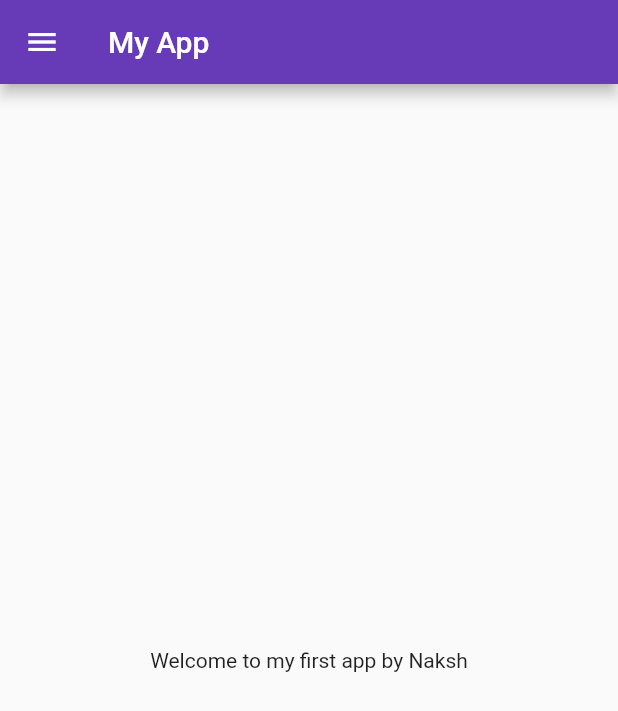
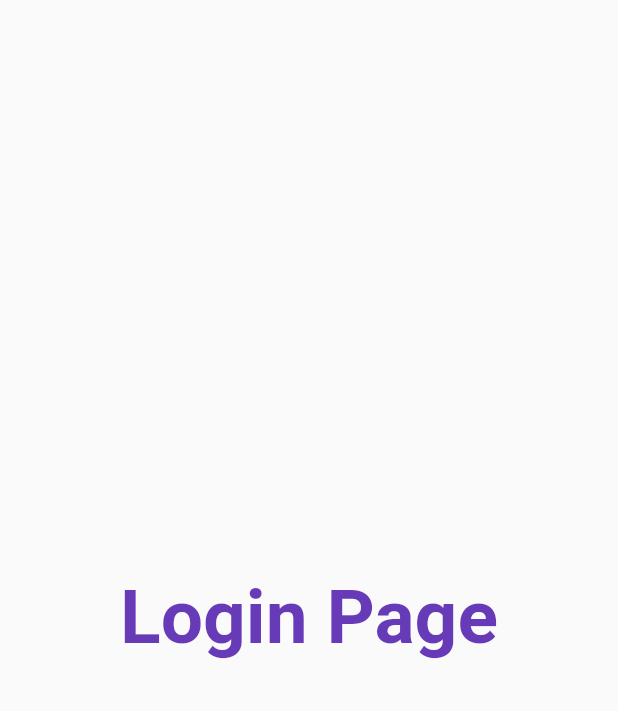
Before and after one commit to XArchangel1/Flutter-Beginner, a Flutter app: the screen it shows after launch, on a phone screen of 412 x 824 dp. Shown: the top 711 px of the screen. Run offline on Flutter 3.47's test engine with Material 2 defaults, Android fonts, the phone set to English and light mode, and no system bars.

Commit message:
login text learned

```diff
--- /dev/null
+++ b/first_app/lib/loginPage.dart
@@ -0,0 +1,21 @@
+import 'package:flutter/material.dart';
+
+class LoginPage extends StatelessWidget {
+  const LoginPage({Key? key}) : super(key: key);
+
+  @override
+  Widget build(BuildContext context) {
+    return Material(
+      child:Center(
+        child: Text(
+          "Login Page",
+          style: TextStyle(
+            fontSize: 50,
+            color: Colors.deepPurple,
+            fontWeight: FontWeight.bold,
+          ),
+        ),
+      )
+    );
+  }
+}
--- a/first_app/lib/main.dart
+++ b/first_app/lib/main.dart
@@ -1,5 +1,6 @@
 import 'package:first_app/homepage.dart';
 import 'package:flutter/material.dart';
+import 'package:first_app/loginPage.dart';
 
 void main() {
   runApp(MyApp());
@@ -11,10 +12,14 @@ class MyApp extends StatelessWidget {
   @override
   Widget build(BuildContext context) {
     return MaterialApp(
-      home: HomePage(),
       themeMode: ThemeMode.light,
       theme: ThemeData(primarySwatch: Colors.deepPurple),
       darkTheme: ThemeData(brightness: Brightness.dark),
+
+      routes: {
+        "/home" : (context) => HomePage(),
+        "/" : (context) => LoginPage(),
+      },
   );
 }
 }
```
